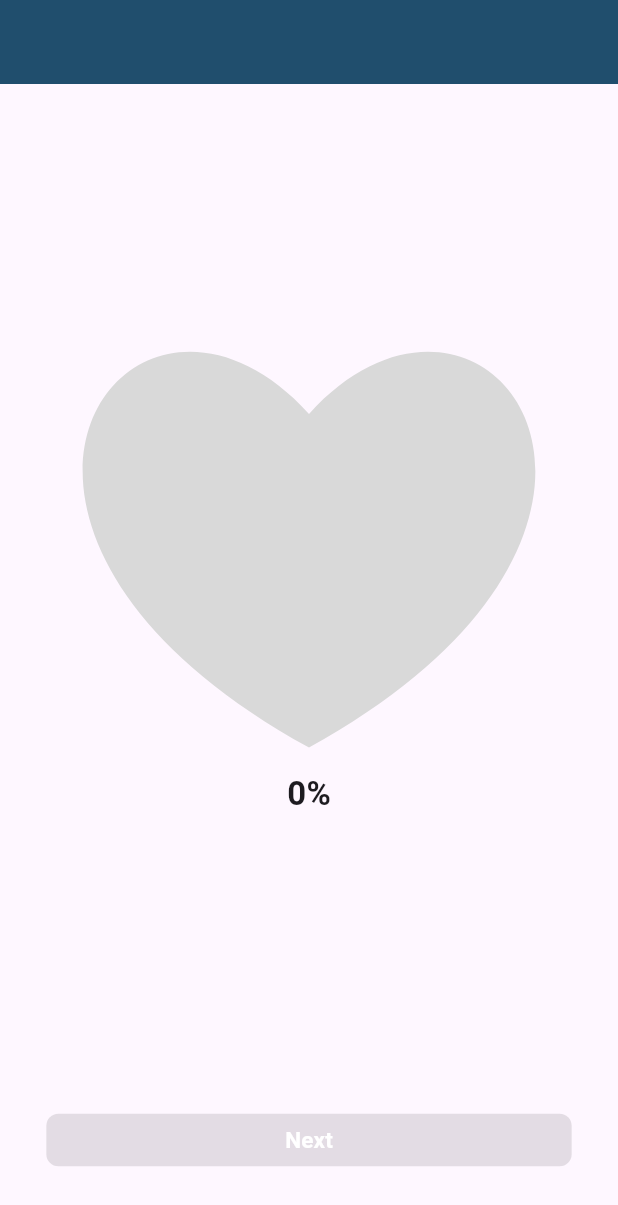
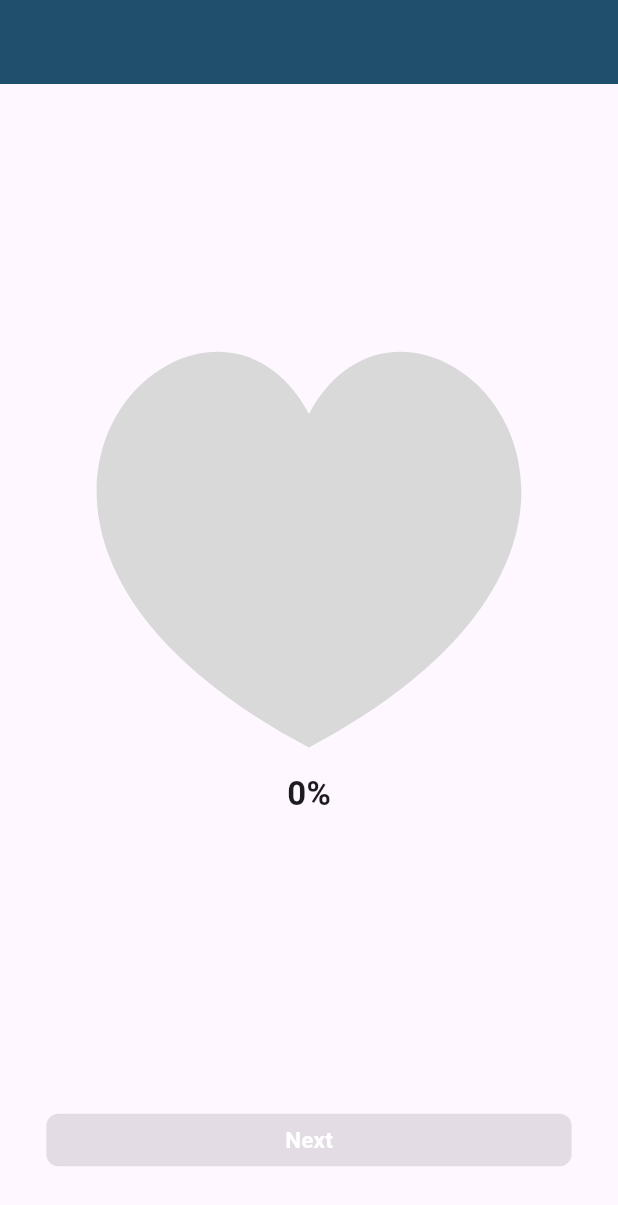
Before and after one commit to kri-eng/abbott-challenge, a Flutter app: the screen it shows after launch, after a tap on "Clear", on a phone screen of 412 x 824 dp. Shown: the top 1205 px of the screen. Run offline on Flutter 3.47's test engine with Material 3 defaults, Android fonts, the phone set to English and light mode, and no system bars.

Commit message:
Refactored code base, added tapability to heart widget, added heart model

```diff
--- /dev/null
+++ b/lib/domain/models/heart_model.dart
@@ -0,0 +1,13 @@
+class HeartModel {
+  const HeartModel({required this.percentage, required this.timerRunning});
+
+  final int percentage;
+  final bool timerRunning;
+
+  HeartModel copyWith({int? percentage, bool? timerRunning}) {
+    return HeartModel(
+      percentage: percentage ?? this.percentage,
+      timerRunning: timerRunning ?? this.timerRunning
+    );
+  }
+}
--- /dev/null
+++ b/lib/ui/heart/widgets/center_widget.dart
@@ -0,0 +1,34 @@
+import 'package:challenge/ui/heart/widgets/heart_tapable_widget.dart';
+import 'package:challenge/ui/heart/widgets/percentage_text.dart';
+import 'package:flutter/material.dart';
+
+class CenterWidget extends StatelessWidget {
+  const CenterWidget({super.key, required this.percentage, required this.onTap});
+
+  final int percentage;
+  final void Function() onTap;
+
+  @override
+  Widget build(BuildContext context) {
+    return Expanded( // Ensures that Text and Heart Widget stays togather and in bound.
+      child: Center(
+        child: Column(
+          mainAxisSize: MainAxisSize.min,
+          children: [
+            SizedBox(
+              width: MediaQuery.of(context).size.width * 0.85,
+              height: MediaQuery.of(context).size.height * 0.45,
+              child: HeartTapableWidget(
+                percentage: percentage,
+                onTap: onTap,
+              ),
+            ),
+            const SizedBox(height: 15,),
+            PercentageText(amount: percentage),
+            const SizedBox(height: 60,),
+          ],
+        ),
+      ),
+    );
+  }
+}
--- a/lib/ui/heart/widgets/heart_screen.dart
+++ b/lib/ui/heart/widgets/heart_screen.dart
@@ -1,44 +1,33 @@
-import 'package:challenge/ui/core/ui/button_widget.dart';
+import 'package:challenge/domain/models/heart_model.dart';
+
 import 'package:challenge/ui/heart/view_model/heart_view_model.dart';
-import 'package:challenge/ui/heart/widgets/heart_widget_painter.dart';
+import 'package:challenge/ui/heart/widgets/center_widget.dart';
+
 import 'package:challenge/ui/heart/widgets/option_buttons_widget.dart';
-import 'package:challenge/ui/heart/widgets/percentage_text.dart';
 import 'package:challenge/ui/success/widgets/success_screen.dart';
+
 import 'package:flutter/material.dart';
 
 
-/// A stateful screen that displays the animated heart progress UI.
-///
-/// The [HeartScreen] serves as the primary view for visualizing the
-/// heart fill animation, controlled by the [HeartViewModel].
-/// It uses a [ValueListenableBuilder] to listen to percentage updates
-/// and reactively rebuild the UI as the heart fills.
-///
-/// This screen follows the MVVM pattern, where all business logic
-/// (e.g., timing, percentage updates) resides in [HeartViewModel],
-/// and this class focuses purely on presentation and UI behavior.
 class HeartScreen extends StatefulWidget {
   const HeartScreen({super.key});
 
   @override
-  State<HeartScreen> createState() {
-    return _HeartScreenState();
-  }
+  State<HeartScreen> createState() => _HeartScreenState();
 }
 
 class _HeartScreenState extends State<HeartScreen> {
 
-  late final HeartViewModel heartVM; // Initialized in initState(), and is a final value.
-  var timerRunning = false; // 0 means need to start.
+  late final HeartViewModel heartVM;
 
   @override
-  void initState() {  // Initializes the state and ViewModel.
+  void initState() {
     super.initState();
     heartVM = HeartViewModel();
   }
 
   @override
-  void dispose() {  // Disposes the viewModel properly
+  void dispose() {
     heartVM.dispose();
     super.dispose();
   }
@@ -47,7 +36,7 @@ class _HeartScreenState extends State<HeartScreen> {
   ///
   /// Function used to navigate to the Success Screen State.
   /// Invoked when Next Button is clicked.
-  void handleNextClick() {
+  void handleNextClick(BuildContext context) {
     Navigator.of(context).push(
       MaterialPageRoute(
         builder: (ctx) => const SuccessScreen()
@@ -55,82 +44,36 @@ class _HeartScreenState extends State<HeartScreen> {
     );
   }
 
-  /// handleClearClick
-  ///
-  /// Function used to reset the timer and percentage.
-  /// Invoked when Clear Button is clicked.
-  void handleClearClick() {
-    heartVM.resetCounter(); // Reset the percentage counter.
-    setState(() { // Reset timerRunning to false.
-      timerRunning = false;
-    });
-  }
-
-
-  /// handleHeartTap
-  ///
-  /// Function used to handle the state of timer, when heart is tapped.
-  /// Invoked when heart is tapped on.
-  void handleHeartTap() {
-    if (timerRunning) {
-      heartVM.pauseCounter();
-      setState(() {
-        timerRunning = false;
-      });
-    } else {
-      heartVM.startCounter();
-      setState(() {
-        timerRunning = true;
-      });
-    }
-  }
-
   @override
   Widget build(BuildContext context) {
+
     return Scaffold( // Set up Scaffold and the appBar with custom color.
       appBar: AppBar(
         backgroundColor: Color.fromARGB(255, 32, 78, 109),
       ),
       body: SafeArea( // Define safe area and then display child widget.
-        child: ValueListenableBuilder(  // ValueListenableBuilder - builds everytime when the value i.e. the percentage changes.
-          valueListenable: heartVM.percentage,
-          builder: (context, value, _) {
-            return Center(
-              child: Column(
+        child: Center(
+          child: ValueListenableBuilder<HeartModel>(
+            valueListenable: heartVM.state,
+            builder: (context, state, _) {
+              return Column(
                 mainAxisAlignment: MainAxisAlignment.spaceBetween,
                 children: [
-                  Expanded( // Ensures that Text and Heart Widget stays togather and in bound.
-                    child: Center(
-                      child: Column(
-                        mainAxisSize: MainAxisSize.min,
-                        children: [
-                          SizedBox(
-                            width: MediaQuery.of(context).size.width * 0.82,
-                            height: MediaQuery.of(context).size.height * 0.45,
-                            child: InkWell(
-                              onTap: handleHeartTap,
-                              child: CustomPaint(
-                                painter: HeartWidgetPainter(percentage: value),
-                                size: Size(MediaQuery.of(context).size.width * 0.80, MediaQuery.of(context).size.height * 0.40), // 👈 Send size here
-                              ),
-                            ),
-                          ),
-                          const SizedBox(height: 15,),
-                          PercentageText(amount: value),
-                          const SizedBox(height: 60,),
-                        ],
-                      ),
-                    ),
+                  CenterWidget(
+                    percentage: state.percentage,
+                    onTap: heartVM.pauseAndResumeCounter,
                   ),
                   OptionButtonsWidget(
-                    value: value,
-                    handleClearClick: handleClearClick,
-                    handleNextClick: handleNextClick
+                    value: state.percentage,
+                    handleClearClick: heartVM.resetCounter,
+                    handleNextClick: () {
+                      handleNextClick(context);
+                    },
                   ),
                 ],
-              ),
-            );
-          }
+              );
+            }
+          ),
         ),
       ),
     );
--- /dev/null
+++ b/lib/ui/heart/widgets/heart_tapable_widget.dart
@@ -0,0 +1,40 @@
+import 'package:challenge/ui/heart/widgets/heart_widget_painter.dart';
+import 'package:flutter/material.dart';
+
+class HeartTapableWidget extends StatefulWidget {
+  const HeartTapableWidget({super.key, required this.percentage, required this.onTap});
+
+  final int percentage;
+  final void Function() onTap;
+
+  @override
+  State<HeartTapableWidget> createState() {
+    return _HeartTapableWidgetState();
+  }
+}
+
+class _HeartTapableWidgetState extends State<HeartTapableWidget> {
+  final GlobalKey _widgetKey = GlobalKey();
+  late HeartWidgetPainter painter;
+
+  @override
+  Widget build(BuildContext context) {
+    final painter = HeartWidgetPainter(percentage: widget.percentage);
+
+    return GestureDetector(
+      onTapDown: (details) {
+        final renderBox = _widgetKey.currentContext!.findRenderObject() as RenderBox;
+        final localPos = renderBox.globalToLocal(details.globalPosition);
+
+        if (painter.path != null && painter.path!.contains(localPos)) {
+          widget.onTap();
+        }
+      },
+      child: CustomPaint(
+        key: _widgetKey,
+        painter: painter,
+        size: Size(MediaQuery.of(context).size.width * 0.80, MediaQuery.of(context).size.height * 0.40),
+      ),
+    );
+  }
+}
--- a/lib/ui/heart/widgets/heart_widget_painter.dart
+++ b/lib/ui/heart/widgets/heart_widget_painter.dart
@@ -6,29 +6,35 @@ class HeartWidgetPainter extends CustomPainter {
   final Color fillColor = Color.fromARGB(255, 64, 15, 100);
   final Color bgColor = Color.fromARGB(255, 217, 217, 217);
   final Color borderColor = Color.fromARGB(255, 0, 0, 0);
+  Path? path;
 
   HeartWidgetPainter({required this.percentage});
 
+  Path _buildHeartPath(double width, double height) {
+    final Path path = Path();
+
+    path.moveTo(0.5 * width, height * 0.40);
+    path.cubicTo(0.70 * width, height * 0.05, 1.30 * width, height * 0.6, 0.5 * width, height);
+    path.moveTo(width * 0.5, height * 0.40);
+    path.cubicTo(0.30 * width, height * 0.05, -0.30 * width, height * 0.6, 0.5 * width, height);
+    path.close();
+
+    return path;
+  }
+
   @override
   void paint(Canvas canvas, Size size) {
-    final bgPaint = Paint();
+    final Paint bgPaint = Paint();
     bgPaint.color = bgColor;
     bgPaint.style = PaintingStyle.fill;
 
-    final fillPaint = Paint();
+    final Paint fillPaint = Paint();
     fillPaint.color = fillColor;
     fillPaint.style = PaintingStyle.fill;
 
-    final double width = size.width;
-    final double height = size.height;
+    path = _buildHeartPath(size.width, size.height);
 
-    final Path path = Path();
-    path.moveTo(0.5 * width, height * 0.40);
-    path.cubicTo(0.85 * width, height * 0.05, 1.30 * width, height * 0.6, 0.5 * width, height);
-    path.moveTo(width * 0.5, height * 0.40);
-    path.cubicTo(0.15 * width, height * 0.05, -0.30 * width, height * 0.6, 0.5 * width, height);
-
-    canvas.drawPath(path, bgPaint);
+    canvas.drawPath(path!, bgPaint);
   }
 
   @override
```
Also changed, not shown: lib/ui/heart/view_model/heart_view_model.dart (+30 -36 lines).
